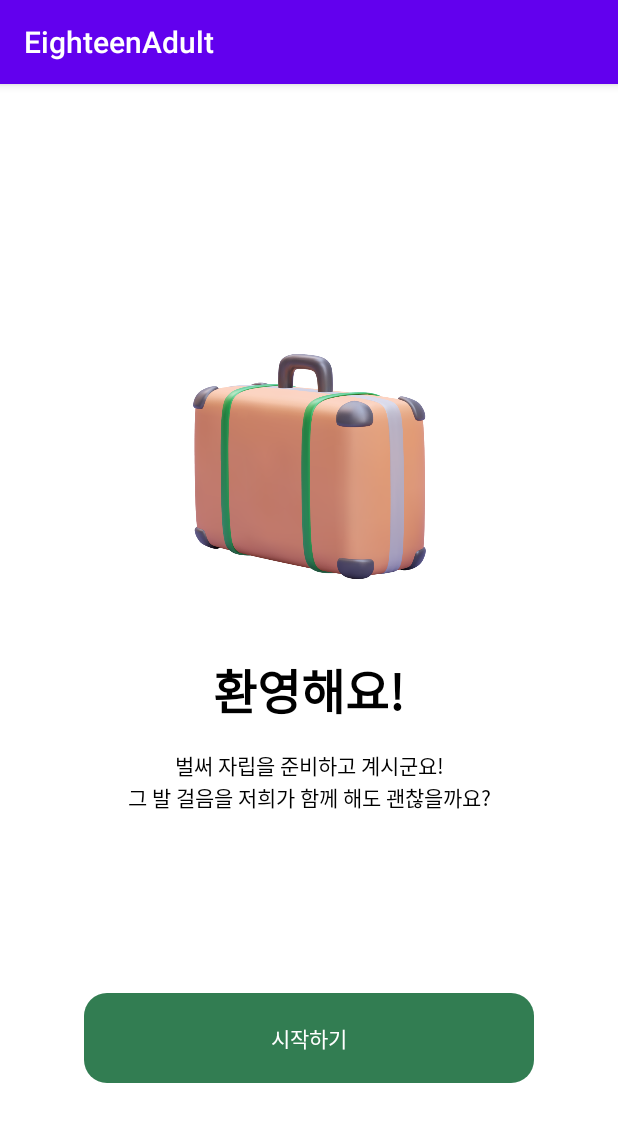
After one commit to jeong-a-young/Eighteen-Adult, an Android app: the BeginningActivity screen opened directly, with no data from a screen before it, on a phone screen of 412 x 824 dp. The commit adds this screen. Shown: the top 1122 px of the screen. Run offline under Robolectric (Android 15) with nearby library versions, the phone set to English and light mode, and no system bars.

Commit message:
add: activity_beginning.xml 완성

```diff
--- a/app/src/main/AndroidManifest.xml
+++ b/app/src/main/AndroidManifest.xml
@@ -11,6 +11,9 @@
         android:supportsRtl="true"
         android:theme="@style/Theme.EighteenAdult"
         tools:targetApi="31">
+        <activity
+            android:name=".BeginningActivity"
+            android:exported="false" />
         <activity
             android:name=".SplashActivity"
             android:exported="false" />
--- /dev/null
+++ b/app/src/main/java/com/example/eighteenadult/BeginningActivity.kt
@@ -0,0 +1,11 @@
+package com.example.eighteenadult
+
+import androidx.appcompat.app.AppCompatActivity
+import android.os.Bundle
+
+class BeginningActivity : AppCompatActivity() {
+    override fun onCreate(savedInstanceState: Bundle?) {
+        super.onCreate(savedInstanceState)
+        setContentView(R.layout.activity_beginning)
+    }
+}
--- /dev/null
+++ b/app/src/main/res/drawable/green_btn_layout.xml
@@ -0,0 +1,6 @@
+<?xml version="1.0" encoding="utf-8"?>
+<shape xmlns:android="http://schemas.android.com/apk/res/android"
+    android:shape="rectangle">
+    <solid android:color="#327D52"/>
+    <corners android:radius="15dp"/>
+</shape>
--- /dev/null
+++ b/app/src/main/res/layout/activity_beginning.xml
@@ -0,0 +1,69 @@
+<?xml version="1.0" encoding="utf-8"?>
+<androidx.constraintlayout.widget.ConstraintLayout xmlns:android="http://schemas.android.com/apk/res/android"
+    xmlns:app="http://schemas.android.com/apk/res-auto"
+    xmlns:tools="http://schemas.android.com/tools"
+    android:layout_width="match_parent"
+    android:layout_height="match_parent"
+    tools:context=".BeginningActivity"
+    android:background="#ffffff" >
+
+    <ImageView
+        android:id="@+id/imageView"
+        android:layout_width="250dp"
+        android:layout_height="150dp"
+        android:layout_marginTop="180dp"
+        app:layout_constraintEnd_toEndOf="parent"
+        app:layout_constraintStart_toStartOf="parent"
+        app:layout_constraintTop_toTopOf="parent"
+        app:srcCompat="@drawable/splash_icon_bag" />
+
+    <TextView
+        android:id="@+id/textView3"
+        android:layout_width="wrap_content"
+        android:layout_height="wrap_content"
+        android:layout_marginTop="50dp"
+        android:fontFamily="@font/noto_sans_bold"
+        android:text="환영해요!"
+        android:textColor="#000000"
+        android:textSize="32sp"
+        app:layout_constraintEnd_toEndOf="parent"
+        app:layout_constraintStart_toStartOf="parent"
+        app:layout_constraintTop_toBottomOf="@+id/imageView" />
+
+    <TextView
+        android:id="@+id/textView4"
+        android:layout_width="wrap_content"
+        android:layout_height="wrap_content"
+        android:layout_marginTop="15dp"
+        android:fontFamily="@font/noto_sans"
+        android:text="벌써 자립을 준비하고 계시군요!"
+        android:textColor="#000000"
+        app:layout_constraintEnd_toEndOf="parent"
+        app:layout_constraintStart_toStartOf="parent"
+        app:layout_constraintTop_toBottomOf="@+id/textView3" />
+
+    <TextView
+        android:id="@+id/textView5"
+        android:layout_width="wrap_content"
+        android:layout_height="wrap_content"
+        android:fontFamily="@font/noto_sans"
+        android:text="그 발 걸음을 저희가 함께 해도 괜찮을까요?"
+        android:textColor="#000000"
+        app:layout_constraintEnd_toEndOf="parent"
+        app:layout_constraintStart_toStartOf="parent"
+        app:layout_constraintTop_toBottomOf="@+id/textView4" />
+
+    <Button
+        android:id="@+id/btn_start"
+        android:layout_width="300dp"
+        android:layout_height="60dp"
+        android:layout_marginStart="32dp"
+        android:layout_marginTop="120dp"
+        android:layout_marginEnd="32dp"
+        android:background="@drawable/green_btn_layout"
+        android:stateListAnimator="@null"
+        android:text="시작하기"
+        app:layout_constraintEnd_toEndOf="parent"
+        app:layout_constraintStart_toStartOf="parent"
+        app:layout_constraintTop_toBottomOf="@+id/textView5" />
+</androidx.constraintlayout.widget.ConstraintLayout>
--- a/app/src/main/res/values/themes.xml
+++ b/app/src/main/res/values/themes.xml
@@ -1,6 +1,6 @@
 <resources xmlns:tools="http://schemas.android.com/tools">
     <!-- Base application theme. -->
-    <style name="Theme.EighteenAdult" parent="Theme.MaterialComponents.DayNight.DarkActionBar">
+    <style name="Theme.EighteenAdult" parent="Theme.AppCompat">
         <!-- Primary brand color. -->
         <item name="colorPrimary">@color/purple_500</item>
         <item name="colorPrimaryVariant">@color/purple_700</item>
```
